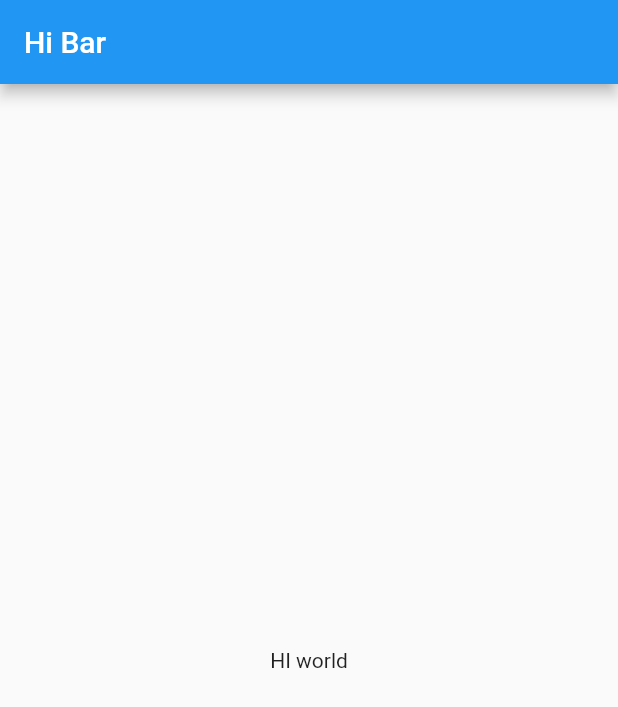
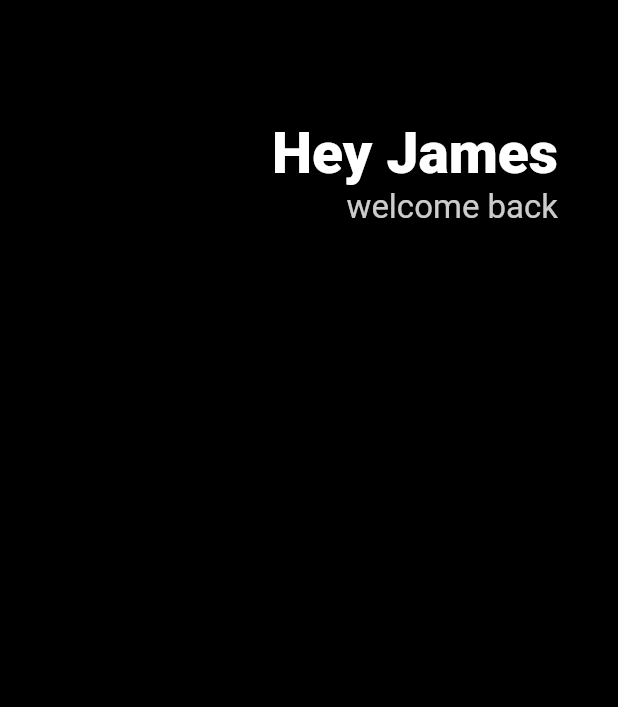
Before and after one commit to 04wakeup/toonflix, a Flutter app: the screen it shows after launch, on a phone screen of 412 x 824 dp. Shown: the top 707 px of the screen. Run offline on Flutter 3.47's test engine with Material 2 defaults, Android fonts, the phone set to English and light mode, and no system bars.

Commit message:
ui row column

```diff
--- a/lib/main.dart
+++ b/lib/main.dart
@@ -9,11 +9,40 @@ class App extends StatelessWidget {
   Widget build(BuildContext context) {
     return MaterialApp(
       home: Scaffold(
-        appBar: AppBar(
-          title: Text('Hi Bar'),
-        ),
-        body: Center(
-          child: Text('HI world'),
+        backgroundColor: Colors.black,
+        body: Padding(
+          padding: EdgeInsets.symmetric(
+            horizontal: 40,
+          ),
+          child: Column(
+            children: [
+              SizedBox(
+                height: 80,
+              ),
+              Row(
+                mainAxisAlignment: MainAxisAlignment.end,
+                children: [
+                  Column(
+                    crossAxisAlignment: CrossAxisAlignment.end,
+                    children: [
+                      Text(
+                        'Hey James',
+                        style: TextStyle(
+                            color: Colors.white,
+                            fontSize: 38,
+                            fontWeight: FontWeight.w800),
+                      ),
+                      Text(
+                        'welcome back',
+                        style: TextStyle(
+                            color: Colors.white.withOpacity(0.8), fontSize: 22),
+                      ),
+                    ],
+                  )
+                ],
+              )
+            ],
+          ),
         ),
       ),
     );
```
